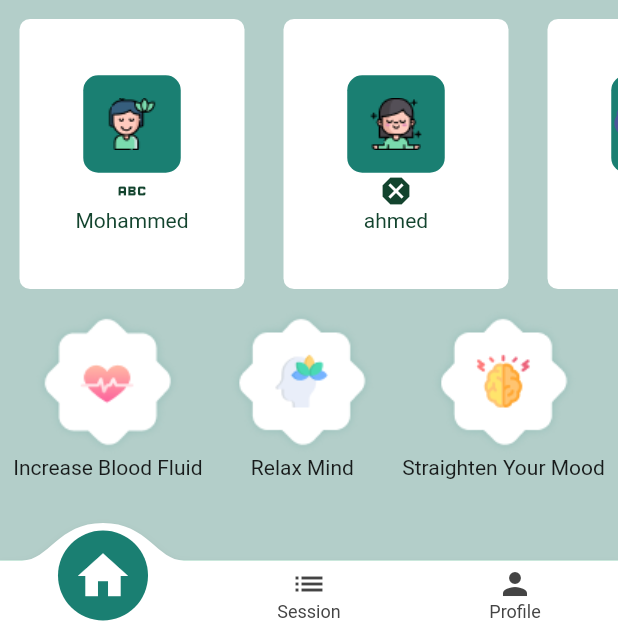
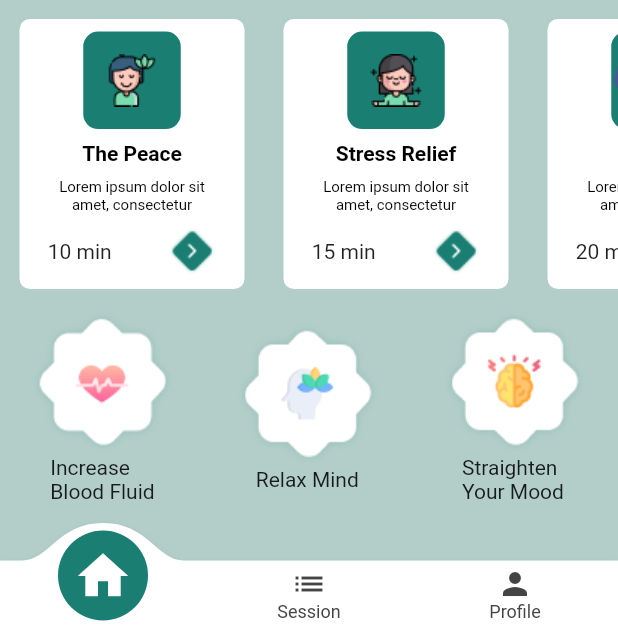
Before and after one commit to Ahmed991e/medetation, a Flutter app: the screen it shows after launch, on a phone screen of 412 x 824 dp, the part 608-1236 px from its top. Run offline on Flutter 3.47's test engine with Material 2 defaults, Android fonts, the phone set to English and light mode, and no system bars; drawn by our look-alikes of convex_bottom_bar; our stand-ins replace google_fonts.

Commit message:
edit second

```diff
--- a/lib/screens/home_screen.dart
+++ b/lib/screens/home_screen.dart
@@ -1,9 +1,14 @@
 import 'package:flutter/material.dart';
 import 'package:google_fonts/google_fonts.dart';
 
-class HomeScreen extends StatelessWidget {
+class HomeScreen extends StatefulWidget {
   const HomeScreen({super.key});
 
+  @override
+  State<HomeScreen> createState() => _HomeScreenState();
+}
+
+class _HomeScreenState extends State<HomeScreen> {
   @override
   Widget build(BuildContext context) {
     return Scaffold(
@@ -74,13 +79,33 @@ class HomeScreen extends StatelessWidget {
                 child: Row(
                   children: [
                     chooseitem(
-                        "assets/The Peace.png", "Mohammed", Icons.abc, false),
-                    chooseitem("assets/Stress Relief.png", "ahmed",
-                        Icons.dangerous, false),
-                    chooseitem("assets/rapper.png", "bisan", Icons.access_alarm,
-                        false),
-                    chooseitem("assets/golfer.png", "heba",
-                        Icons.account_circle, false),
+                        images: "assets/The Peace.png",
+                        description:
+                            "Lorem ipsum dolor sit amet, consectetur adipiscing elit",
+                        name: "The Peace",
+                        haveBorder: false,
+                        times: "10 min"),
+                    chooseitem(
+                        images: "assets/Stress Relief.png",
+                        description:
+                            "Lorem ipsum dolor sit amet, consectetur adipiscing elit",
+                        name: "Stress Relief",
+                        haveBorder: false,
+                        times: "15 min"),
+                    chooseitem(
+                        images: "assets/rapper.png",
+                        description:
+                            "Lorem ipsum dolor sit amet, consectetur adipiscing elit",
+                        name: "rapper",
+                        haveBorder: false,
+                        times: "20 min"),
+                    chooseitem(
+                        images: "assets/golfer.png",
+                        description:
+                            "Lorem ipsum dolor sit amet, consectetur adipiscing elit",
+                        name: "golfer",
+                        haveBorder: false,
+                        times: "25 min"),
                   ],
                 ),
               ),
@@ -101,6 +126,9 @@ class HomeScreen extends StatelessWidget {
                   ),
                 ],
               ),
+              const SizedBox(
+                height: 30,
+              )
             ],
           ),
         ),
@@ -121,7 +149,11 @@ class HomeScreen extends StatelessWidget {
   }
 
   Widget chooseitem(
-      String images, String name, IconData data, bool haveBorder) {
+      {required String images,
+      required String name,
+      required String description,
+      required bool haveBorder,
+      required String times}) {
     return Padding(
       padding: const EdgeInsets.all(13),
       child: Container(
@@ -136,7 +168,7 @@ class HomeScreen extends StatelessWidget {
               : null,
         ),
         child: Column(
-          mainAxisAlignment: MainAxisAlignment.center,
+          mainAxisAlignment: MainAxisAlignment.spaceEvenly,
           children: [
             Container(
               width: 65,
@@ -148,11 +180,37 @@ class HomeScreen extends StatelessWidget {
                 images,
               ),
             ),
-            Icon(data, color: const Color(0xff13442E)),
             Text(
               name,
-              style: const TextStyle(color: Color(0xff13442E), fontSize: 14),
+              style: const TextStyle(
+                  color: Color(0xff000000),
+                  fontSize: 14,
+                  fontWeight: FontWeight.bold),
             ),
+            SizedBox(
+              width: 120,
+              child: Text(description,
+                  maxLines: 2,
+                  softWrap: true,
+                  textAlign: TextAlign.center,
+                  style: const TextStyle(
+                    color: Color(0xff000000),
+                    fontSize: 10,
+                    fontWeight: FontWeight.w400,
+                  )),
+            ),
+            Row(
+              mainAxisAlignment: MainAxisAlignment.spaceAround,
+              children: [
+                Text(times),
+                InkWell(
+                  child: Image.asset(
+                    "assets/button_forword.png",
+                  ),
+                  onTap: () {},
+                ),
+              ],
+            )
           ],
         ),
       ),
@@ -163,10 +221,14 @@ class HomeScreen extends StatelessWidget {
     return Column(
       children: [
         Image.asset(icons),
-        Text(
-          name,
-          style: const TextStyle(
-            fontSize: 14,
+        SizedBox(
+          width: 70,
+          child: Text(
+            name,
+            maxLines: 2,
+            style: const TextStyle(
+              fontSize: 14,
+            ),
           ),
         )
       ],
```
